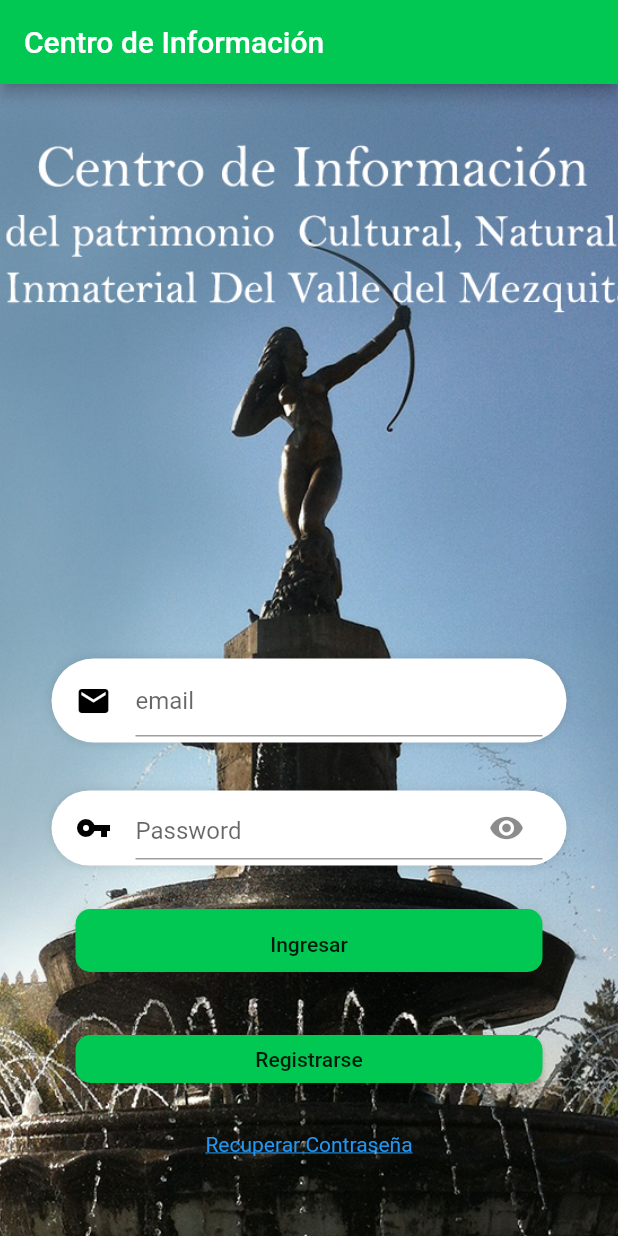
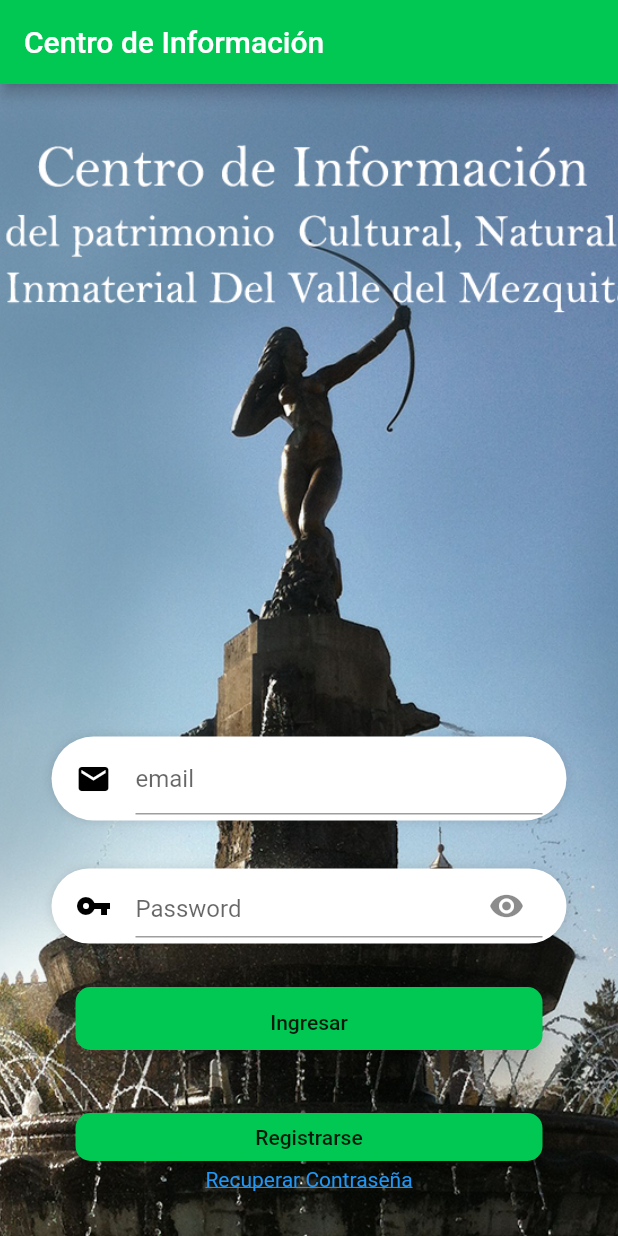
Before and after one commit to bhdzit/patrimonios, a Flutter app: the LoginPage screen opened directly, on a phone screen of 412 x 824 dp. Run offline on Flutter 3.47's test engine with Material 2 defaults, Android fonts, the phone set to English and light mode, and no system bars; our stand-ins replace fluttertoast, google_maps_flutter, shared_preferences, syncfusion_flutter_calendar; missing offline and left inert: http_interceptor; accounts and stored records are empty.

Commit message:
Correcin de dimension login

```diff
--- a/lib/login.dart
+++ b/lib/login.dart
@@ -131,6 +131,7 @@ class _LoginPageState extends State<LoginPage> {
   Widget build(BuildContext context) {
     // ignore: prefer_const_constructors
     print("Holaasdasdasd");
+    print( MediaQuery.of(context).size.height );
     buildContext = context;
     return new WillPopScope(
       onWillPop: () async => false,
@@ -153,22 +154,25 @@ class _LoginPageState extends State<LoginPage> {
                   fit: BoxFit.cover,
                 )),
                 child: Column(
+                  crossAxisAlignment: CrossAxisAlignment.center,
+                  mainAxisSize: MainAxisSize.max,
+                  mainAxisAlignment: MainAxisAlignment.end,
                   children: <Widget>[
                     // ignore: unnecessary_new
                     new Container(
                       padding: const EdgeInsets.only(top: 60.0),
                       // ignore: prefer_const_constructors
+                      alignment: Alignment.bottomCenter,
 
                       width: 290.0,
-                      height: 290.0,
                       // ignore: prefer_const_constructors
                       decoration: BoxDecoration(shape: BoxShape.circle),
                     ),
                     Container(
-                      height: MediaQuery.of(context).size.height / 2,
+
                       width: MediaQuery.of(context).size.width,
                       // ignore: prefer_const_constructors
-                      padding: EdgeInsets.only(top: 93),
+                      padding: EdgeInsets.only(top: 93,bottom: 30),
                       child: Column(
                         children: <Widget>[
                           Container(
@@ -283,10 +287,7 @@ class _LoginPageState extends State<LoginPage> {
                               },
                             ),
                           ),
-                          Text(
-                            mensaje,
-                            style: TextStyle(fontSize: 25.0, color: Colors.red),
-                          ),
+
                           Center(
                             child: Container(
                               child: new InkWell(
```
